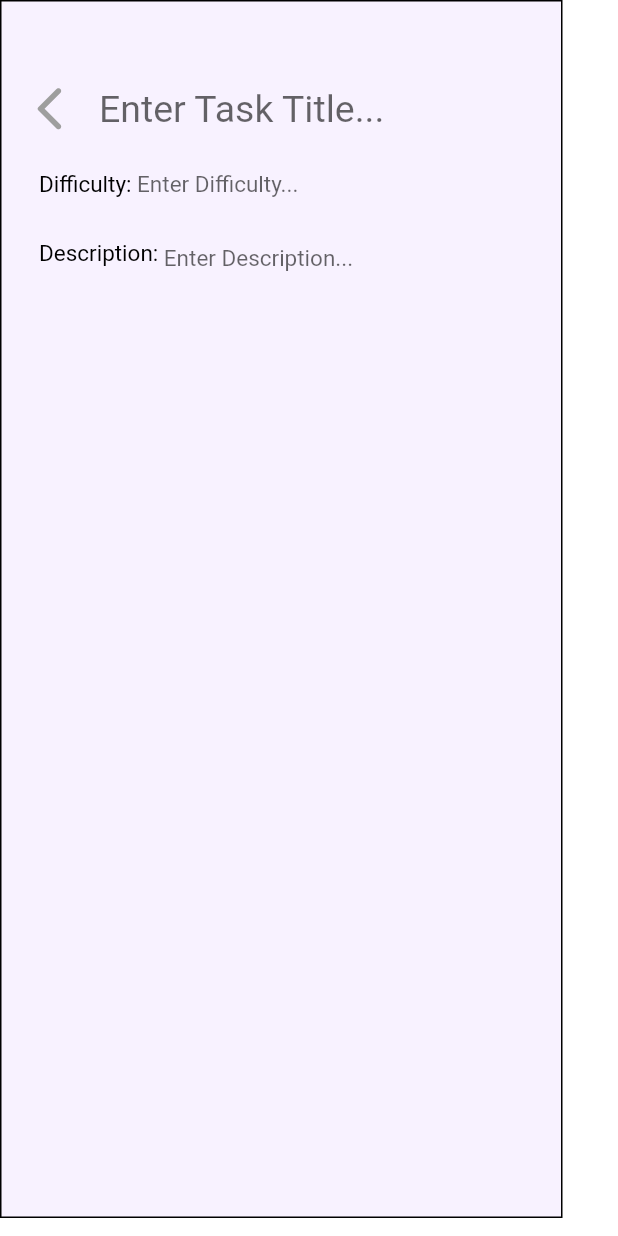
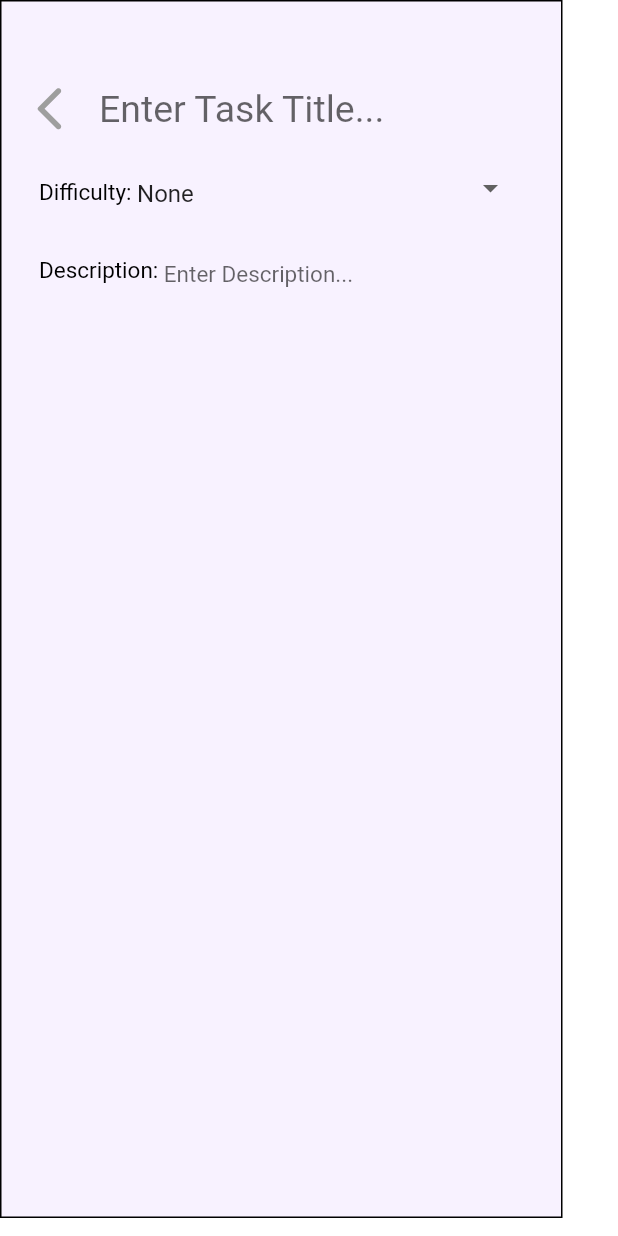
Before and after one commit to ArnasTam/PSI, a Flutter app: the screen it shows after launch, after a tap on the "add" icon, on a phone screen of 412 x 824 dp. Run offline on Flutter 3.47's test engine with Material 2 defaults, Android fonts, the phone set to English and light mode, and no system bars; our stand-ins replace flutter_svg; missing offline and left inert: adobe_xd; Roboto replaces fonts that are missing (Microsoft YaHei UI).

Commit message:
Adding the ability to add tasks

```diff
--- a/lib/TasksScreen/TaskAddScreen.dart
+++ b/lib/TasksScreen/TaskAddScreen.dart
@@ -1,18 +1,19 @@
 import 'package:flutter/material.dart';
 
+import 'TaskBox.dart';
+
 class TaskAddScreen extends StatefulWidget {
-  final String description;
-  final String diff;
-  final String title;
-  final bool adding;
 
-  TaskAddScreen({this.description, this.diff, this.title, this.adding});
+  Task task;
+  TaskAddScreen({this.task});
 
   @override
   _TaskAddScreenState createState() => _TaskAddScreenState();
 }
 
 class _TaskAddScreenState extends State<TaskAddScreen> {
+
+
   @override
   Widget build(BuildContext context) {
     return Scaffold(
@@ -33,17 +34,19 @@ class _TaskAddScreenState extends State<TaskAddScreen> {
                 children: [
                   GestureDetector(
                     onTap: () {
-                      Navigator.pop(context);
+                      Navigator.pop(context, true);
                     },
                     child: Container(
                       margin: const EdgeInsets.only(right: 15),
                       child: new Icon(Icons.arrow_back_ios_rounded, color: Colors.grey, size: 35),
                     )
+
                   ),
 
                   Expanded(
                     child: TextFormField(
-                      initialValue: widget.title ?? '',
+                      initialValue: widget.task.title ?? '',
+                      onChanged: (newText) { widget.task.title = newText; },
                       style: TextStyle(fontFamily: 'Microsoft YaHei UI', fontSize: 25),
                       decoration: InputDecoration(
                         hintText: 'Enter Task Title...',
@@ -70,14 +73,29 @@ class _TaskAddScreenState extends State<TaskAddScreen> {
                     ),
                   ),
                   Expanded(
-                    child: TextFormField(
-                      initialValue: widget.diff ?? '',
-                      style: TextStyle(fontFamily: 'Microsoft YaHei UI', fontSize: 15),
-                      decoration: InputDecoration(
-                        hintText: 'Enter Difficulty...',
-                        hintStyle: TextStyle(fontFamily: 'Microsoft YaHei UI', fontSize: 15),
-                        border: InputBorder.none,
-                    ),
+                    child: Container(
+                        padding: const EdgeInsets.only(bottom: 6),
+                        child: DropdownButtonFormField<Difficulty>(
+                        decoration: InputDecoration(
+                          hintText: 'Enter Task Title...',
+                          hintStyle: TextStyle(fontFamily: 'Microsoft YaHei UI', fontSize: 25),
+                          border: InputBorder.none,
+                        ),
+                        value: widget.task.diff,
+                        onChanged: (Difficulty newValue) {
+                          setState(() {
+                            widget.task.diff = newValue;
+                          });
+                        },
+                        items: Difficulty.values.map((Difficulty classType) {
+                          return DropdownMenuItem<Difficulty>(
+                            value: classType,
+                            child: Text(
+                              classType.toString().replaceAll("Difficulty.", ""),
+                            )
+                          );
+                        }).toList(),
+                      ),
                     ),
                   ),
                 ],
@@ -103,7 +121,8 @@ class _TaskAddScreenState extends State<TaskAddScreen> {
                     Container(
                       child: Expanded(
                         child: TextFormField(
-                          initialValue: widget.description ?? '',
+                          initialValue: widget.task.description ?? '',
+                          onChanged: (newText) { widget.task.description = newText; },
                           maxLines: 4,
                           style: TextStyle(fontFamily: 'Microsoft YaHei UI', fontSize: 15),
                           decoration: InputDecoration(
@@ -124,4 +143,5 @@ class _TaskAddScreenState extends State<TaskAddScreen> {
       ),
     );
   }
+
 }
--- a/lib/TasksScreen/TaskBox.dart
+++ b/lib/TasksScreen/TaskBox.dart
@@ -1,11 +1,49 @@
 import 'package:flutter/material.dart';
 
-class TaskBox extends StatelessWidget {
-  final String title;
-  final String diff;
+enum Difficulty {
+  Easy,
+  Medium,
+  Hard,
+  None,
+}
 
-  TaskBox({this.title, this.diff});
+class Task {
+  int id;
+  String title;
+  String description;
+  DateTime startDate;
+  DateTime endDate;
+  Difficulty diff;
+  bool isCompleted;
 
+  Task(int id,String title, String desciption, DateTime startDate, DateTime endDate, Difficulty diff, bool completed) {
+    this.id = id;
+    this.title = title;
+    this.description = description;
+    this.startDate = startDate;
+    this.endDate = endDate;
+    this.diff = diff;
+    this.isCompleted = completed;
+  }
+
+  Task.empty(){
+    this.diff = Difficulty.None;
+  }
+}
+
+class TaskBox extends StatefulWidget {
+  Task task;
+
+  TaskBox(Task tsk){
+    this.task = tsk;
+  }
+
+  @override
+  _TaskBoxState createState() => _TaskBoxState();
+
+}
+
+class _TaskBoxState extends State<TaskBox> {
   @override
   Widget build(BuildContext context) {
     return Container(
@@ -29,7 +67,7 @@ class TaskBox extends StatelessWidget {
                     padding: const EdgeInsets.only(bottom:5),
                     width: 197,
                     child: Text(
-                    title ?? 'Unnamed',
+                      widget.task.title ?? 'Unnamed',
                       style: TextStyle(
                         fontFamily: 'Microsoft YaHei UI',
                         fontSize: 20,
@@ -48,11 +86,11 @@ class TaskBox extends StatelessWidget {
                   Container(
                     width: 197,
                     child: Text(
-                    diff ?? 'DIFFICULTY NOT SELECTED',
+                     widget.task.diff.toString().replaceAll("Difficulty.", ""),
                     style: TextStyle(
                       fontFamily: 'Microsoft YaHei UI',
-                      fontSize: 10,
-                      color: const Color(0xffffaa00),
+                      fontSize: 12,
+                      color: getColorFromDiff(widget.task.diff)
                     ),
                     textAlign: TextAlign.left,
                     ),
@@ -67,12 +105,33 @@ class TaskBox extends StatelessWidget {
       ),
     );
   }
+
+  Color getColorFromDiff(Difficulty diff){
+    Color c;
+
+    switch (diff) {
+      case Difficulty.Easy:
+        c = Colors.green;
+        break;
+      case Difficulty.Medium:
+        c = const Color(0xffffaa00);
+        break;
+      case Difficulty.Hard:
+        c = Colors.red;
+        break;
+      default:
+      c = Colors.grey;
+    }
+
+    return c;
+  }
 }
 
 class TaskCheckBox extends StatefulWidget {
   @override
   _TaskCheckBoxState createState() => _TaskCheckBoxState();
 }
+
 
 class _TaskCheckBoxState extends State<TaskCheckBox> {
   bool is_selected = false;
--- a/lib/TasksScreen/TasksScreen.dart
+++ b/lib/TasksScreen/TasksScreen.dart
@@ -1,3 +1,4 @@
+
 import 'package:TaskM/TasksScreen/TaskBox.dart';
 import 'package:adobe_xd/adobe_xd.dart';
 import 'package:flutter/material.dart';
@@ -6,14 +7,37 @@ import 'package:flutter_svg/flutter_svg.dart';
 import 'TaskAddScreen.dart';
 
 class TasksScreen extends StatefulWidget {
+  List<Task> allTasks;
+
+  TasksScreen(List<Task> tasks){
+    this.allTasks = tasks;
+  }
+
   @override
   _TasksScreenState createState() => _TasksScreenState();
 }
 
 class _TasksScreenState extends State<TasksScreen> {
+
+  _navigateAndDisplaySelection(BuildContext context, Task task) async {
+    final result = await Navigator.push(
+      context,
+      MaterialPageRoute(builder: (context) => TaskAddScreen(task: task)),
+    );
+
+    //below you can get your result and update the view with setState
+    //changing the value if you want, i just wanted know if i have to
+    //update, and if is true, reload state
+
+    if (result) {
+      setState(() {});
+    }
+  }
+
   @override
   Widget build(BuildContext context) {
     return Scaffold(
+
       backgroundColor: const Color(0xffffffff),
       body: Stack(
         children: <Widget>[
@@ -172,21 +196,13 @@ class _TasksScreenState extends State<TasksScreen> {
             width: 327,
             height: 627,
             child: Expanded(
-              child: ListView(
+              child:
+              ListView.builder(
                 padding: const EdgeInsets.only(bottom: 100),
-                children: [
-                  TaskBox(title: 'Run 1 km', diff: "MEDIUM"),
-                  TaskBox(),
-                  TaskBox(),
-                  TaskBox(),
-                  TaskBox(),
-                  TaskBox(),
-                  TaskBox(),
-                  TaskBox(),
-                  TaskBox(),
-                  TaskBox(),
-                  TaskBox(),
-                ],
+                itemCount: widget.allTasks.length,
+                itemBuilder: (BuildContext ctxt, int index) {
+                  return new TaskBox(widget.allTasks[index]);
+                }
               ),
             ),
           ),
@@ -196,14 +212,11 @@ class _TasksScreenState extends State<TasksScreen> {
           bottom: 25,
           right: 25,
           child: GestureDetector(
-            onTap: () {
-              Navigator.push(
-                context,
-                MaterialPageRoute(
-                  builder: (context) => TaskAddScreen()
-                ),
+            onTap: () async {
+              Task task = new Task.empty();
+              widget.allTasks.add(task);
+              _navigateAndDisplaySelection(context, task);
 
-              );
             },
             child: Container(
               width: 50,
@@ -221,6 +234,7 @@ class _TasksScreenState extends State<TasksScreen> {
       ),
     );
   }
+
 }
 
 const String _svg_it2fzi =
--- a/lib/main.dart
+++ b/lib/main.dart
@@ -1,15 +1,20 @@
+import 'package:TaskM/TasksScreen/TaskBox.dart';
 import 'package:TaskM/TasksScreen/TasksScreen.dart';
 import 'package:flutter/material.dart';
+import 'package:TaskM/TasksScreen/TaskBox.dart';
+
 
 void main() {
   runApp(MyApp());
 }
 
 class MyApp extends StatelessWidget {
+  List<Task> allTasks = <Task>[];
+
   @override
   Widget build(BuildContext context) {
     return MaterialApp(
-      home: TasksScreen(),
+      home: TasksScreen(allTasks),
     );
   }
 }
```
Lines whose indentation alone changed are shown as unchanged.
